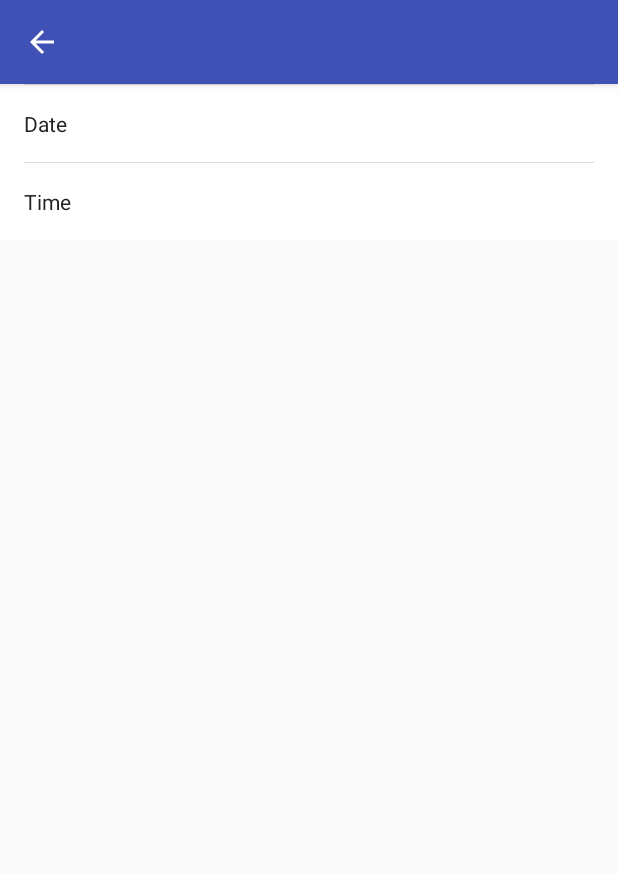
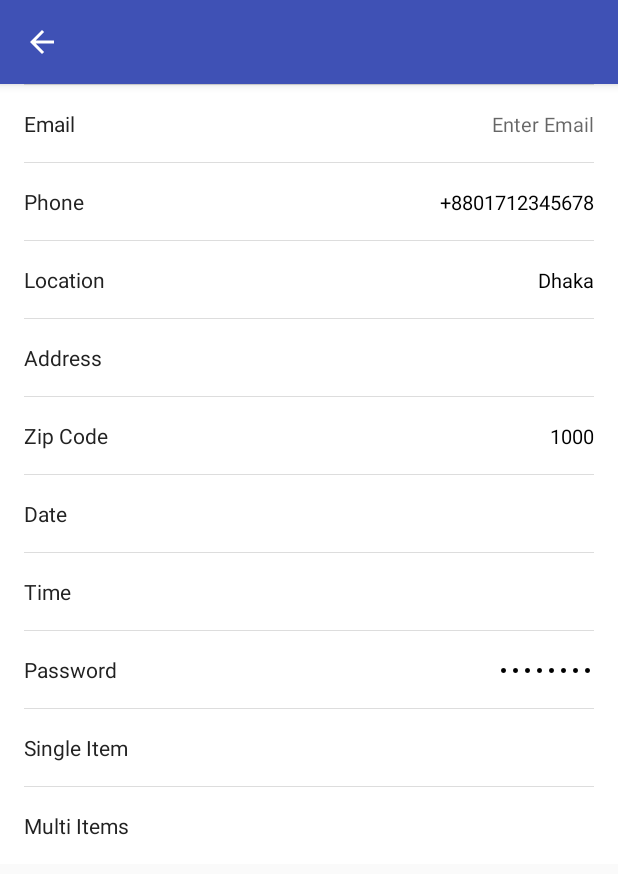
Before and after one commit to riddhimanadib/FormMaster, an Android app: the FormListenerActivity screen opened directly, with no data from a screen before it, on a phone screen of 412 x 824 dp. Shown: the top 874 px of the screen. Run offline under Robolectric (Android 15) with nearby library versions, the phone set to English and light mode, and no system bars.

Commit message:
Removed comment from FormListenerActivity

```diff
--- a/app/src/main/java/me/riddhimanadib/fastformbuilder/FormListenerActivity.java
+++ b/app/src/main/java/me/riddhimanadib/fastformbuilder/FormListenerActivity.java
@@ -58,33 +58,33 @@ public class FormListenerActivity extends AppCompatActivity implements OnFormEle
         mRecyclerView = (RecyclerView) findViewById(R.id.recyclerView);
         mFormBuilder = new FormBuildHelper(this, mRecyclerView, this);
 
-        //FormElement element11 = FormElement.createInstance().setType(FormElement.TYPE_EDITTEXT_EMAIL).setTitle("Email").setHint("Enter Email").setOnFormElementValueChangedListener(this);
-        //FormElement element12 = FormElement.createInstance().setType(FormElement.TYPE_EDITTEXT_PHONE).setTitle("Phone").setValue("+8801712345678").setOnFormElementValueChangedListener(this);
-        //FormElement element21 = FormElement.createInstance().setType(FormElement.TYPE_EDITTEXT_TEXT_SINGLELINE).setTitle("Location").setValue("Dhaka").setOnFormElementValueChangedListener(this);
-        //FormElement element22 = FormElement.createInstance().setType(FormElement.TYPE_EDITTEXT_TEXT_MULTILINE).setTitle("Address").setOnFormElementValueChangedListener(this);
-        //FormElement element23 = FormElement.createInstance().setType(FormElement.TYPE_EDITTEXT_NUMBER).setTitle("Zip Code").setValue("1000").setOnFormElementValueChangedListener(this);
+        FormElement element11 = FormElement.createInstance().setType(FormElement.TYPE_EDITTEXT_EMAIL).setTitle("Email").setHint("Enter Email");
+        FormElement element12 = FormElement.createInstance().setType(FormElement.TYPE_EDITTEXT_PHONE).setTitle("Phone").setValue("+8801712345678");
+        FormElement element21 = FormElement.createInstance().setType(FormElement.TYPE_EDITTEXT_TEXT_SINGLELINE).setTitle("Location").setValue("Dhaka");
+        FormElement element22 = FormElement.createInstance().setType(FormElement.TYPE_EDITTEXT_TEXT_MULTILINE).setTitle("Address");
+        FormElement element23 = FormElement.createInstance().setType(FormElement.TYPE_EDITTEXT_NUMBER).setTitle("Zip Code").setValue("1000");
         FormElement element31 = FormElement.createInstance().setType(FormElement.TYPE_PICKER_DATE).setTitle("Date");
         FormElement element32 = FormElement.createInstance().setType(FormElement.TYPE_PICKER_TIME).setTitle("Time");
-        //FormElement element33 = FormElement.createInstance().setType(FormElement.TYPE_EDITTEXT_PASSWORD).setTitle("Password").setValue("abcd1234").setOnFormElementValueChangedListener(this);
+        FormElement element33 = FormElement.createInstance().setType(FormElement.TYPE_EDITTEXT_PASSWORD).setTitle("Password").setValue("abcd1234");
         List<String> fruits = new ArrayList<>();
         fruits.add("Banana");
         fruits.add("Orange");
         fruits.add("Mango");
         fruits.add("Guava");
-        //FormElement element41 = FormElement.createInstance().setType(FormElement.TYPE_SPINNER_DROPDOWN).setTitle("Single Item").setOptions(fruits).setOnFormElementValueChangedListener(this);
-        //FormElement element42 = FormElement.createInstance().setType(FormElement.TYPE_PICKER_MULTI_CHECKBOX).setTitle("Multi Items").setOptions(fruits).setOnFormElementValueChangedListener(this);
+        FormElement element41 = FormElement.createInstance().setType(FormElement.TYPE_SPINNER_DROPDOWN).setTitle("Single Item").setOptions(fruits);
+        FormElement element42 = FormElement.createInstance().setType(FormElement.TYPE_PICKER_MULTI_CHECKBOX).setTitle("Multi Items").setOptions(fruits);
 
         List<FormObject> formItems = new ArrayList<>();
-        //formItems.add(element11);
-        //formItems.add(element12);
-        //formItems.add(element21);
-        //formItems.add(element22);
-        //formItems.add(element23);
+        formItems.add(element11);
+        formItems.add(element12);
+        formItems.add(element21);
+        formItems.add(element22);
+        formItems.add(element23);
         formItems.add(element31);
         formItems.add(element32);
-        //formItems.add(element33);
-        //formItems.add(element41);
-        //formItems.add(element42);
+        formItems.add(element33);
+        formItems.add(element41);
+        formItems.add(element42);
 
         mFormBuilder.addFormElements(formItems);
         mFormBuilder.refreshView();
```
